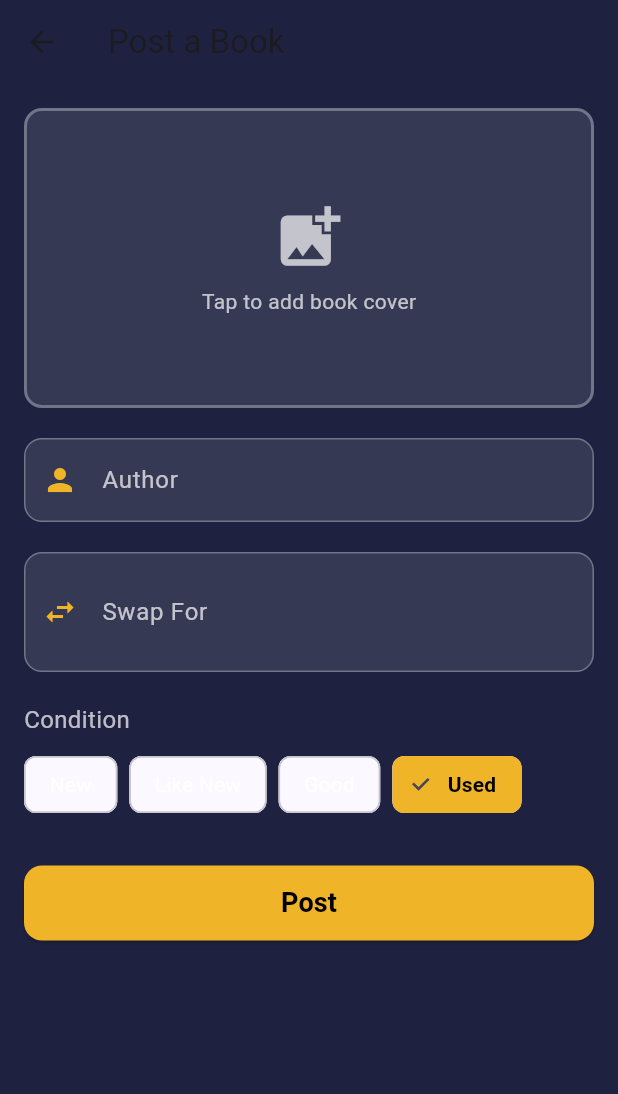
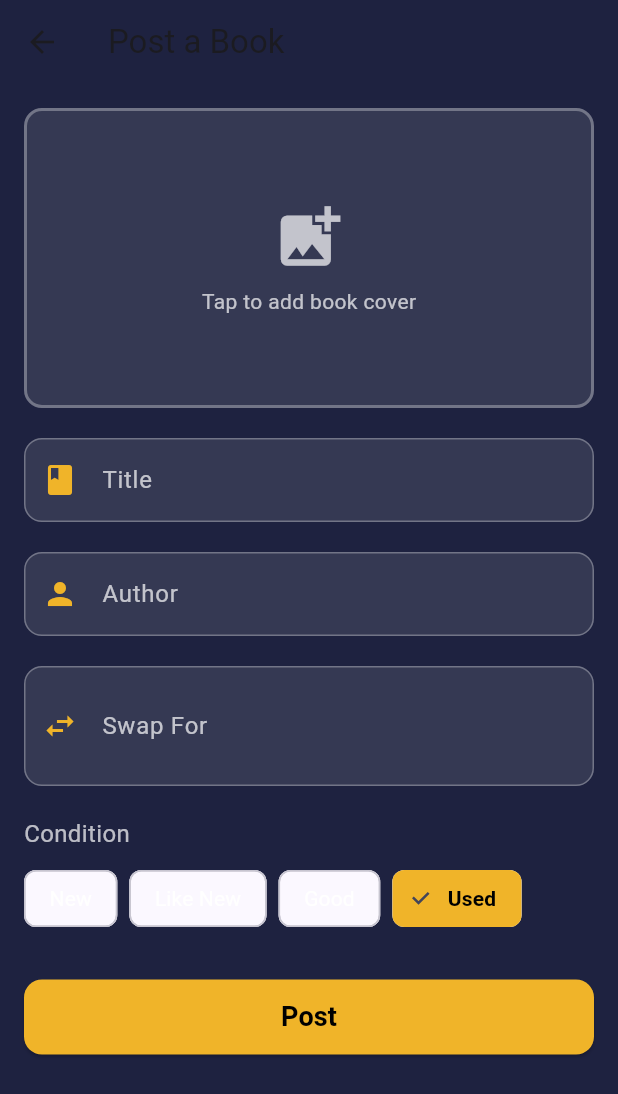
Before and after one commit to TonnyleeM/individual_assignment-2, a Flutter app: the PostBookScreen screen opened directly, on a phone screen of 412 x 824 dp. Shown: the top 1094 px of the screen. Run offline on Flutter 3.47's test engine with Material 3 defaults, Android fonts, the phone set to English and light mode, and no system bars; our stand-ins replace cached_network_image, cloud_firestore, firebase_auth, firebase_core, firebase_storage, image_picker; accounts and stored records are empty.

Commit message:
Fix missing Title field and swapFor parameter issues
Co-authored-by: TonnyleeM <160362104+TonnyleeM@users.noreply.github.com>

```diff
--- a/bookswap/lib/providers/books_provider.dart
+++ b/bookswap/lib/providers/books_provider.dart
@@ -67,6 +67,7 @@ class BooksProvider extends ChangeNotifier {
         id: '', // Will be set by Firestore
         title: title,
         author: author,
+        swapFor: swapFor,
         condition: condition,
         coverImageUrl: null,
         ownerId: user.uid,
@@ -107,6 +108,7 @@ class BooksProvider extends ChangeNotifier {
     required String bookId,
     required String title,
     required String author,
+    String? swapFor,
     required String condition,
     File? imageFile,
     String? existingImageUrl,
@@ -143,6 +145,7 @@ class BooksProvider extends ChangeNotifier {
       final updatedBook = existingBook.copyWith(
         title: title,
         author: author,
+        swapFor: swapFor,
         condition: condition,
         coverImageUrl: imageUrl,
       );
--- a/bookswap/lib/screens/listings/post_book_screen.dart
+++ b/bookswap/lib/screens/listings/post_book_screen.dart
@@ -144,6 +144,37 @@ class _PostBookScreenState extends State<PostBookScreen> {
               const SizedBox(height: 20),
               // Title field
               TextFormField(
+                controller: _titleController,
+                decoration: InputDecoration(
+                  labelText: 'Title',
+                  labelStyle: const TextStyle(color: Colors.white70),
+                  prefixIcon: const Icon(Icons.book, color: AppColors.accent),
+                  filled: true,
+                  fillColor: Colors.white.withOpacity(0.1),
+                  border: OutlineInputBorder(
+                    borderRadius: BorderRadius.circular(12),
+                    borderSide: BorderSide.none,
+                  ),
+                  enabledBorder: OutlineInputBorder(
+                    borderRadius: BorderRadius.circular(12),
+                    borderSide: BorderSide(
+                      color: Colors.white.withOpacity(0.3),
+                    ),
+                  ),
+                  focusedBorder: OutlineInputBorder(
+                    borderRadius: BorderRadius.circular(12),
+                    borderSide: const BorderSide(
+                      color: AppColors.accent,
+                      width: 2,
+                    ),
+                  ),
+                ),
+                style: const TextStyle(color: Colors.white),
+                validator: (value) => notEmpty(value, fieldName: 'Title'),
+              ),
+              const SizedBox(height: 20),
+              // Author field
+              TextFormField(
                 controller: _authorController,
                 decoration: InputDecoration(
                   labelText: 'Author',
@@ -173,7 +204,7 @@ class _PostBookScreenState extends State<PostBookScreen> {
                 validator: (value) => notEmpty(value, fieldName: 'Author'),
               ),
               const SizedBox(height: 20),
-              // Author field
+              // Swap For field
               TextFormField(
                 controller: _swapForController,
                 decoration: InputDecoration(
```
Also changed, not shown: bookswap/lib/screens/listings/edit_book_screen.dart (+29 -4 lines).
